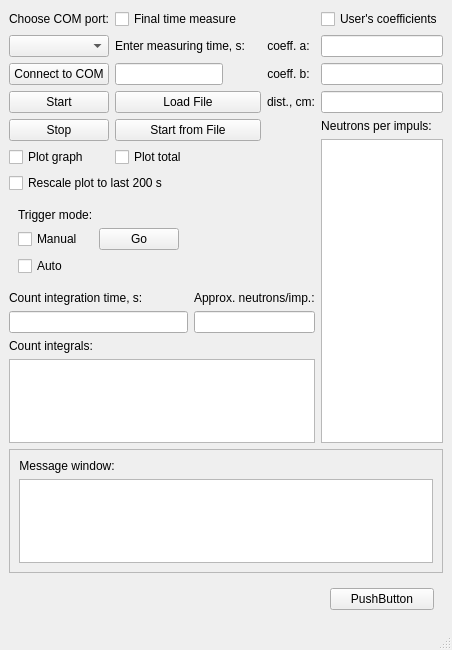
This is caller.ui in goodvin360/pivn_app as Qt 5 draws it before an edit. The edited form follows.
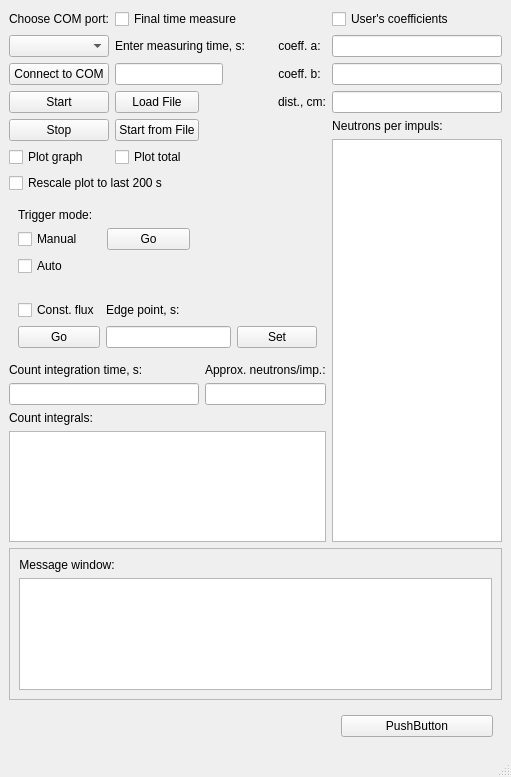
This is the edited form. Custom widgets are drawn as their Qt base class.

Commit message: 29.05.2024 home 1: - added visual interface for const flux mode - added constant flux calculation with manual trigger

```diff
--- a/caller.ui
+++ b/caller.ui
@@ -6,8 +6,8 @@
    <rect>
     <x>0</x>
     <y>0</y>
-    <width>446</width>
-    <height>650</height>
+    <width>511</width>
+    <height>777</height>
    </rect>
   </property>
   <property name="maximumSize">
@@ -20,7 +20,7 @@
    <string>MainWindow</string>
   </property>
   <widget class="QWidget" name="centralwidget">
-   <layout class="QGridLayout" name="gridLayout_4">
+   <layout class="QGridLayout" name="gridLayout_5">
     <item row="0" column="0">
      <widget class="QLabel" name="label_2">
       <property name="text">
@@ -167,7 +167,7 @@
       </property>
      </widget>
     </item>
-    <item row="3" column="1" colspan="2">
+    <item row="3" column="1">
      <widget class="QPushButton" name="pushButton_4">
       <property name="text">
        <string>Load File</string>
@@ -216,7 +216,7 @@
       </property>
      </widget>
     </item>
-    <item row="4" column="1" rowspan="2" colspan="2">
+    <item row="4" column="1" rowspan="2">
      <widget class="QPushButton" name="pushButton_5">
       <property name="text">
        <string>Start from File</string>
@@ -239,7 +239,7 @@
       </property>
      </widget>
     </item>
-    <item row="5" column="4" rowspan="8">
+    <item row="5" column="4" rowspan="9">
      <widget class="QTextBrowser" name="textBrowser_2">
       <property name="maximumSize">
        <size>
@@ -310,7 +310,48 @@
       </layout>
      </widget>
     </item>
-    <item row="9" column="0" colspan="2">
+    <item row="9" column="0" colspan="4">
+     <widget class="QWidget" name="widget_3" native="true">
+      <layout class="QGridLayout" name="gridLayout_4">
+       <item row="0" column="0">
+        <widget class="QCheckBox" name="checkBox_8">
+         <property name="text">
+          <string>Const. flux</string>
+         </property>
+        </widget>
+       </item>
+       <item row="0" column="1">
+        <widget class="QLabel" name="label_11">
+         <property name="text">
+          <string>Edge point, s:</string>
+         </property>
+        </widget>
+       </item>
+       <item row="1" column="0">
+        <widget class="QPushButton" name="pushButton_8">
+         <property name="text">
+          <string>Go</string>
+         </property>
+        </widget>
+       </item>
+       <item row="1" column="1">
+        <widget class="QLineEdit" name="lineEdit_7">
+         <property name="alignment">
+          <set>Qt::AlignRight|Qt::AlignTrailing|Qt::AlignVCenter</set>
+         </property>
+        </widget>
+       </item>
+       <item row="1" column="2">
+        <widget class="QPushButton" name="pushButton_9">
+         <property name="text">
+          <string>Set</string>
+         </property>
+        </widget>
+       </item>
+      </layout>
+     </widget>
+    </item>
+    <item row="10" column="0" colspan="2">
      <widget class="QLabel" name="label_7">
       <property name="sizePolicy">
        <sizepolicy hsizetype="Minimum" vsizetype="Preferred">
@@ -323,7 +364,7 @@
       </property>
      </widget>
     </item>
-    <item row="9" column="2" colspan="2">
+    <item row="10" column="2" colspan="2">
      <widget class="QLabel" name="label_8">
       <property name="sizePolicy">
        <sizepolicy hsizetype="Minimum" vsizetype="Preferred">
@@ -336,7 +377,7 @@
       </property>
      </widget>
     </item>
-    <item row="10" column="0" colspan="2">
+    <item row="11" column="0" colspan="2">
      <widget class="QLineEdit" name="lineEdit_5">
       <property name="sizePolicy">
        <sizepolicy hsizetype="Minimum" vsizetype="Preferred">
@@ -349,24 +390,24 @@
       </property>
      </widget>
     </item>
-    <item row="10" column="2" colspan="2">
+    <item row="11" column="2" colspan="2">
      <widget class="QLineEdit" name="lineEdit_6">
       <property name="alignment">
        <set>Qt::AlignRight|Qt::AlignTrailing|Qt::AlignVCenter</set>
       </property>
      </widget>
     </item>
-    <item row="11" column="0">
+    <item row="12" column="0">
      <widget class="QLabel" name="label_9">
       <property name="text">
        <string>Count integrals:</string>
       </property>
      </widget>
     </item>
-    <item row="12" column="0" colspan="4">
+    <item row="13" column="0" colspan="4">
      <widget class="QTextBrowser" name="textBrowser_3"/>
     </item>
-    <item row="13" column="0" colspan="5">
+    <item row="14" column="0" colspan="5">
      <widget class="QFrame" name="frame">
       <property name="frameShape">
        <enum>QFrame::StyledPanel</enum>
@@ -416,7 +457,7 @@
       </layout>
      </widget>
     </item>
-    <item row="14" column="4">
+    <item row="15" column="4">
      <widget class="testWidget" name="widget" native="true">
       <layout class="QGridLayout" name="gridLayout_2">
        <item row="0" column="0">
```
Left out of the diff: 86 changed lines with no effect on the pictures. The commit also changes 7 other files.
